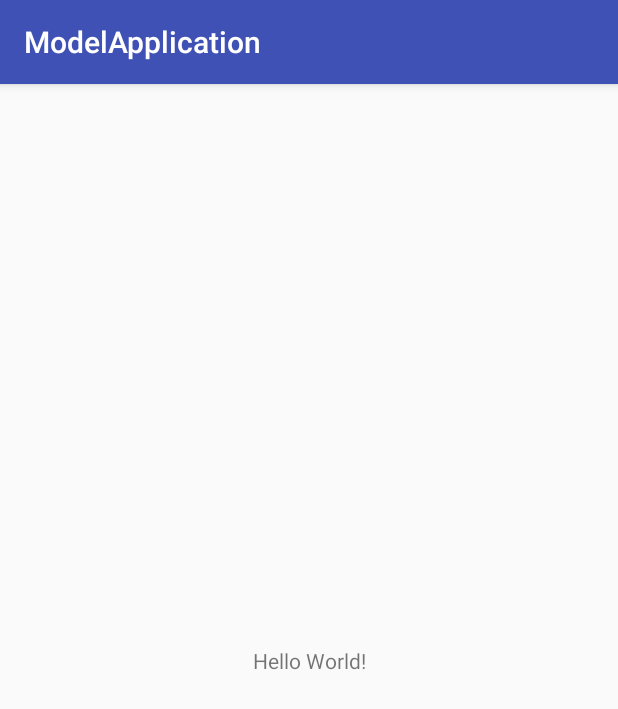
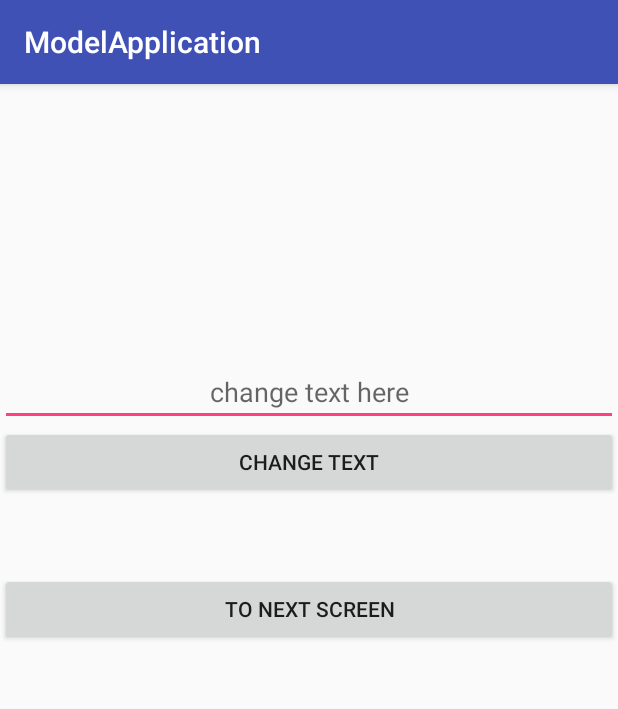
Before and after one commit to gamecam111/ModelApplication, an Android app: the screen it shows after launch (StartActivity), on a phone screen of 412 x 824 dp. Shown: the top 709 px of the screen. Run offline under Robolectric (Android 15) with nearby library versions, the phone set to English and light mode, and no system bars; our stand-ins replace Dagger/Hilt's generated code.

Commit message:
Create files

```diff
--- a/app/src/main/AndroidManifest.xml
+++ b/app/src/main/AndroidManifest.xml
@@ -3,6 +3,7 @@
     package="com.example.gamecam.modelapplication">
 
     <application
+        android:name=".ModelApplication"
         android:allowBackup="true"
         android:icon="@mipmap/ic_launcher"
         android:label="@string/app_name"
--- a/app/src/main/java/com/example/gamecam/modelapplication/DaggerCore/AppComponent.java
+++ b/app/src/main/java/com/example/gamecam/modelapplication/DaggerCore/AppComponent.java
@@ -1,8 +1,20 @@
 package com.example.gamecam.modelapplication.DaggerCore;
+
+import com.example.gamecam.modelapplication.SecondActivity.Inject.SecondComponent;
+import com.example.gamecam.modelapplication.SecondActivity.Inject.SecondModule;
+import com.example.gamecam.modelapplication.StartActivity.Inject.StartComponent;
+import com.example.gamecam.modelapplication.StartActivity.Inject.StartModule;
+
+import dagger.Component;
 
 /**
  * Created by gamecam on 14.2.2018.
  */
 
+@ApplicationScope
+@Component(modules = { AppModule.class})
 public interface AppComponent {
+    StartComponent plus(StartModule module);
+    SecondComponent plus (SecondModule module);
+
 }
--- a/app/src/main/java/com/example/gamecam/modelapplication/DaggerCore/AppModule.java
+++ b/app/src/main/java/com/example/gamecam/modelapplication/DaggerCore/AppModule.java
@@ -1,8 +1,53 @@
 package com.example.gamecam.modelapplication.DaggerCore;
+
+import android.app.Application;
+import android.content.Context;
+import android.content.SharedPreferences;
+import android.content.res.Resources;
+
+import com.example.gamecam.modelapplication.ModelApplication;
+
+import dagger.Module;
+import dagger.Provides;
 
 /**
  * Created by gamecam on 14.2.2018.
  */
 
+@Module
 public class AppModule {
+
+    private static final String PREFERENCES_FILE_NAME = "app_prefs";
+
+    private final ModelApplication mApplication;
+    private final Context mContext;
+
+    public AppModule(final ModelApplication application) {
+        this.mApplication = application;
+        this.mContext = application.getApplicationContext();
+    }
+
+    @Provides
+    @ApplicationScope
+    Application provideApplication () {
+        return this.mApplication;
+    }
+
+    @Provides
+    @ApplicationScope
+    Context provideContext () {
+        return this.mContext;
+    }
+
+    @Provides
+    @ApplicationScope
+    Resources provideResources() {
+        return mApplication.getResources();
+    }
+
+    @Provides
+    @ApplicationScope
+    SharedPreferences provideSharedPreferences() {
+        return mApplication.getSharedPreferences(PREFERENCES_FILE_NAME, 0);
+    }
 }
--- a/app/src/main/java/com/example/gamecam/modelapplication/DaggerCore/ApplicationCore.java
+++ b/app/src/main/java/com/example/gamecam/modelapplication/DaggerCore/ApplicationCore.java
@@ -1,8 +1,31 @@
 package com.example.gamecam.modelapplication.DaggerCore;
+
+import android.app.Application;
 
 /**
  * Created by gamecam on 14.2.2018.
  */
 
-public class ApplicationCore {
+public abstract class ApplicationCore<T> extends Application {
+    private static ApplicationCore instance;
+    private T component;
+
+    protected abstract T initAppComponents();
+
+    public static ApplicationCore getApp() {
+        return instance;
+    }
+
+    public ApplicationCore() {
+        instance = this;
+    }
+
+    public void onCreate() {
+        super.onCreate();
+        this.component = initAppComponents();
+    }
+
+    public T component() {
+        return this.component;
+    }
 }
--- a/app/src/main/java/com/example/gamecam/modelapplication/ModelApplication.java
+++ b/app/src/main/java/com/example/gamecam/modelapplication/ModelApplication.java
@@ -1,8 +1,32 @@
 package com.example.gamecam.modelapplication;
+
+import android.app.Application;
+import android.content.Context;
+
+import com.example.gamecam.modelapplication.DaggerCore.AppComponent;
+import com.example.gamecam.modelapplication.DaggerCore.AppModule;
+import com.example.gamecam.modelapplication.DaggerCore.ApplicationCore;
+import com.example.gamecam.modelapplication.DaggerCore.DaggerAppComponent;
 
 /**
  * Created by gamecam on 14.2.2018.
  */
 
-public class ModelApplication {
+public class ModelApplication extends ApplicationCore<AppComponent> {
+
+    @Override
+    public void onCreate() {
+        super.onCreate();
+
+    }
+
+    public AppComponent initAppComponents() {
+        return DaggerAppComponent
+                .builder()
+                .appModule(new AppModule(this)).build();
+    }
+
+    public static ModelApplication get(Context context) {
+        return (ModelApplication) context.getApplicationContext();
+    }
 }
--- a/app/src/main/java/com/example/gamecam/modelapplication/SecondActivity/Inject/SecondComponent.java
+++ b/app/src/main/java/com/example/gamecam/modelapplication/SecondActivity/Inject/SecondComponent.java
@@ -1,8 +1,21 @@
 package com.example.gamecam.modelapplication.SecondActivity.Inject;
+
+import com.example.gamecam.modelapplication.DaggerCore.ApplicationScope;
+import com.example.gamecam.modelapplication.SecondActivity.UI.SecondActivity;
+import com.example.gamecam.modelapplication.StartActivity.Inject.StartModule;
+import com.example.gamecam.modelapplication.StartActivity.UI.StartActivity;
+
+import dagger.Subcomponent;
 
 /**
  * Created by gamecam on 14.2.2018.
  */
 
+@ApplicationScope
+@Subcomponent(
+        modules = {SecondModule.class}
+)
+
 public interface SecondComponent {
+    void inject(SecondActivity activity);
 }
--- a/app/src/main/java/com/example/gamecam/modelapplication/SecondActivity/UI/SecondModel.java
+++ b/app/src/main/java/com/example/gamecam/modelapplication/SecondActivity/UI/SecondModel.java
@@ -5,4 +5,8 @@ package com.example.gamecam.modelapplication.SecondActivity.UI;
  */
 
 public class SecondModel {
+
+    public SecondModel () {
+
+    }
 }
--- a/app/src/main/java/com/example/gamecam/modelapplication/StartActivity/Inject/StartComponent.java
+++ b/app/src/main/java/com/example/gamecam/modelapplication/StartActivity/Inject/StartComponent.java
@@ -1,8 +1,19 @@
 package com.example.gamecam.modelapplication.StartActivity.Inject;
+
+import com.example.gamecam.modelapplication.DaggerCore.ApplicationScope;
+import com.example.gamecam.modelapplication.StartActivity.UI.StartActivity;
+
+import dagger.Subcomponent;
 
 /**
  * Created by gamecam on 14.2.2018.
  */
 
+@ApplicationScope
+@Subcomponent(
+        modules = {StartModule.class}
+)
+
 public interface StartComponent {
+    void inject(StartActivity activity);
 }
--- a/app/src/main/java/com/example/gamecam/modelapplication/StartActivity/Inject/StartModule.java
+++ b/app/src/main/java/com/example/gamecam/modelapplication/StartActivity/Inject/StartModule.java
@@ -1,8 +1,29 @@
 package com.example.gamecam.modelapplication.StartActivity.Inject;
+
+import android.content.Context;
+
+import com.example.gamecam.modelapplication.DaggerCore.ApplicationScope;
+import com.example.gamecam.modelapplication.StartActivity.UI.StartPresenter;
+
+import dagger.Module;
+import dagger.Provides;
 
 /**
  * Created by gamecam on 14.2.2018.
  */
 
+@Module
 public class StartModule {
+
+    private Context mContext;
+
+    public StartModule(Context context) {
+        this.mContext = context;
+    }
+
+    @Provides
+    @ApplicationScope
+    StartPresenter getPresenter() {
+        return new StartPresenter(mContext);
+    }
 }
--- a/app/src/main/java/com/example/gamecam/modelapplication/StartActivity/UI/StartActivity.java
+++ b/app/src/main/java/com/example/gamecam/modelapplication/StartActivity/UI/StartActivity.java
@@ -1,15 +1,56 @@
 package com.example.gamecam.modelapplication.StartActivity.UI;
 
+import android.content.Context;
+import android.content.Intent;
 import android.support.v7.app.AppCompatActivity;
 import android.os.Bundle;
+import android.view.View;
+import android.widget.Button;
 
+import com.example.gamecam.modelapplication.ModelApplication;
 import com.example.gamecam.modelapplication.R;
+import com.example.gamecam.modelapplication.SecondActivity.UI.SecondActivity;
+import com.example.gamecam.modelapplication.StartActivity.Inject.StartModule;
+
+import javax.inject.Inject;
 
 public class StartActivity extends AppCompatActivity {
+
+
+
+    @Inject
+    StartPresenter stp;
 
     @Override
     protected void onCreate(Bundle savedInstanceState) {
         super.onCreate(savedInstanceState);
         setContentView(R.layout.activity_start);
+
+        ModelApplication.get(this)
+                .component()
+                .plus(new StartModule(this))
+                .inject(this);
+        stp.setContext(this);
+        stp.inicialize();
+
+        Button btnSave = (Button) findViewById(R.id.button);
+        btnSave.setOnClickListener(new View.OnClickListener() {
+            @Override
+            public void onClick(View view) {
+                stp.changeText();
+            }
+        });
+
+
+        Button btnNext = (Button) findViewById(R.id.button2);
+        btnNext.setOnClickListener(new View.OnClickListener() {
+            @Override
+            public void onClick(View view) {
+                startActivity(new Intent(getApplicationContext(), SecondActivity.class));
+                finish();
+            }
+        });
+
+
     }
 }
--- a/app/src/main/java/com/example/gamecam/modelapplication/StartActivity/UI/StartModel.java
+++ b/app/src/main/java/com/example/gamecam/modelapplication/StartActivity/UI/StartModel.java
@@ -5,4 +5,8 @@ package com.example.gamecam.modelapplication.StartActivity.UI;
  */
 
 public class StartModel {
+
+    public StartModel () {
+
+    }
 }
--- a/app/src/main/java/com/example/gamecam/modelapplication/StartActivity/UI/StartPresenter.java
+++ b/app/src/main/java/com/example/gamecam/modelapplication/StartActivity/UI/StartPresenter.java
@@ -1,8 +1,55 @@
 package com.example.gamecam.modelapplication.StartActivity.UI;
+
+import android.app.Activity;
+import android.content.Context;
+import android.view.View;
+import android.widget.EditText;
+import android.widget.TextView;
+
+import com.example.gamecam.modelapplication.DaggerCore.ApplicationScope;
+import com.example.gamecam.modelapplication.R;
+
+import javax.inject.Inject;
 
 /**
  * Created by gamecam on 14.2.2018.
  */
 
+@ApplicationScope
 public class StartPresenter {
+    private Context mContext;
+    private StartModel sm;
+
+    private TextView tx;
+    private EditText edt;
+
+    private String textInField="";
+
+    @Inject
+    public StartPresenter(Context cn) {
+        this.mContext = cn;
+        sm=new StartModel();
+    }
+
+
+    public Context getContext() {
+        return mContext;
+    }
+
+    public void setContext(Context c) {
+        mContext=c;
+    }
+
+    public void changeText () {
+    tx.setText(edt.getText());
+    textInField=edt.getText().toString();
+    }
+
+
+    public void inicialize() {
+        tx=(TextView)(((Activity)mContext).findViewById(R.id.textView));
+        edt=(EditText) (((Activity)mContext).findViewById(R.id.editText));
+        tx.setText(textInField);
+    }
+
 }
--- a/app/src/main/res/layout/activity_start.xml
+++ b/app/src/main/res/layout/activity_start.xml
@@ -6,13 +6,41 @@
     android:layout_height="match_parent"
     tools:context="com.example.gamecam.modelapplication.StartActivity.UI.StartActivity">
 
-    <TextView
-        android:layout_width="wrap_content"
-        android:layout_height="wrap_content"
-        android:text="Hello World!"
-        app:layout_constraintBottom_toBottomOf="parent"
-        app:layout_constraintLeft_toLeftOf="parent"
-        app:layout_constraintRight_toRightOf="parent"
-        app:layout_constraintTop_toTopOf="parent" />
+    <LinearLayout
+        android:layout_width="match_parent"
+        android:layout_height="match_parent"
+        android:orientation="vertical">
 
+        <TextView
+            android:id="@+id/textView"
+            android:layout_width="match_parent"
+            android:layout_height="wrap_content"
+            android:layout_marginBottom="150dp"
+            android:text="Basic text"
+            android:textAlignment="center"
+            android:textSize="24sp" />
+
+        <EditText
+            android:id="@+id/editText"
+            android:layout_width="match_parent"
+            android:layout_height="wrap_content"
+            android:ems="10"
+            android:hint="change text here"
+            android:inputType="textPersonName"
+            android:textAlignment="center" />
+
+        <Button
+            android:id="@+id/button"
+            android:layout_width="match_parent"
+            android:layout_height="wrap_content"
+            android:layout_marginBottom="50dp"
+            android:text="Change text" />
+
+        <Button
+            android:id="@+id/button2"
+            android:layout_width="match_parent"
+            android:layout_height="wrap_content"
+            android:text="To next screen" />
+
+    </LinearLayout>
 </android.support.constraint.ConstraintLayout>
```
Also changed, not shown: app/src/main/java/com/example/gamecam/modelapplication/SecondActivity/Inject/SecondModule.java (+22 -0 lines), app/src/main/java/com/example/gamecam/modelapplication/SecondActivity/UI/SecondActivity.java (+14 -0 lines), app/src/main/java/com/example/gamecam/modelapplication/SecondActivity/UI/SecondPresenter.java (+19 -0 lines), app/src/main/res/layout/activity_second.xml (+11 -0 lines).
